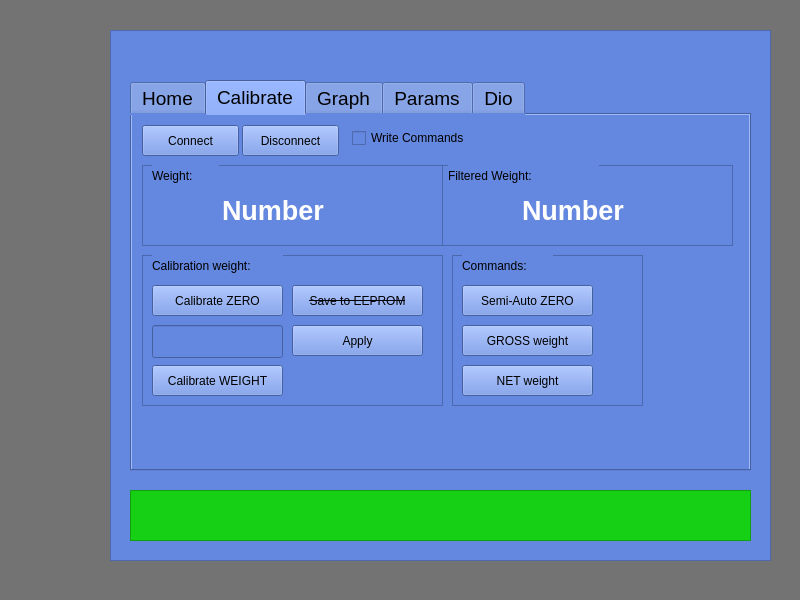
First picture: the form in flowscale/forms/mainwindow.ui, repository sigurgeirg/sandbox, before the edit.
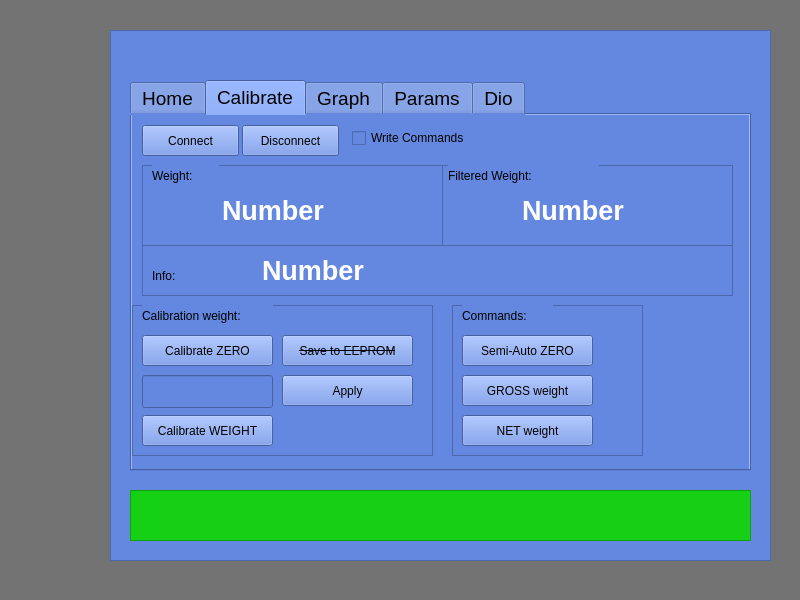
Second picture: the form after the edit. Custom widgets are drawn as their Qt base class.

Commit message: Display live weight of product

Diff of the .ui file:
```diff
--- a/flowscale/forms/mainwindow.ui
+++ b/flowscale/forms/mainwindow.ui
@@ -637,8 +637,8 @@
       <widget class="QFrame" name="transmitFrame">
        <property name="geometry">
         <rect>
-         <x>10</x>
-         <y>140</y>
+         <x>0</x>
+         <y>190</y>
          <width>301</width>
          <height>151</height>
         </rect>
@@ -837,7 +837,7 @@
        <property name="geometry">
         <rect>
          <x>320</x>
-         <y>140</y>
+         <y>190</y>
          <width>191</width>
          <height>151</height>
         </rect>
@@ -959,6 +959,61 @@
         </property>
        </widget>
       </widget>
+      <widget class="QFrame" name="receiveFrame_3">
+       <property name="geometry">
+        <rect>
+         <x>10</x>
+         <y>130</y>
+         <width>591</width>
+         <height>51</height>
+        </rect>
+       </property>
+       <property name="styleSheet">
+        <string notr="true"/>
+       </property>
+       <property name="frameShape">
+        <enum>QFrame::StyledPanel</enum>
+       </property>
+       <property name="frameShadow">
+        <enum>QFrame::Raised</enum>
+       </property>
+       <widget class="QLabel" name="lblReceivedWeight_3">
+        <property name="geometry">
+         <rect>
+          <x>120</x>
+          <y>10</y>
+          <width>141</width>
+          <height>31</height>
+         </rect>
+        </property>
+        <property name="font">
+         <font>
+          <pointsize>20</pointsize>
+          <weight>75</weight>
+          <bold>true</bold>
+         </font>
+        </property>
+        <property name="styleSheet">
+         <string notr="true">color: rgb(255, 255, 255);</string>
+        </property>
+        <property name="text">
+         <string>Number</string>
+        </property>
+       </widget>
+       <widget class="QLabel" name="lblWeight_3">
+        <property name="geometry">
+         <rect>
+          <x>10</x>
+          <y>20</y>
+          <width>67</width>
+          <height>21</height>
+         </rect>
+        </property>
+        <property name="text">
+         <string>Info:</string>
+        </property>
+       </widget>
+      </widget>
      </widget>
      <widget class="QWidget" name="tabGraph">
       <attribute name="title">
```
The commit also changes 4 other files.
